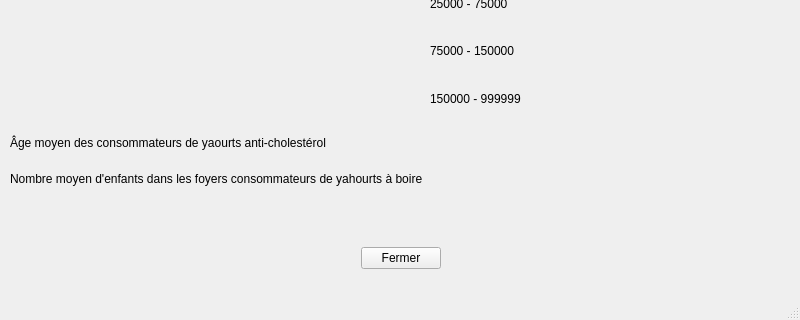
This is dialogstatistique.ui in Dragorane/sondihm as Qt 5 draws it before an edit; both pictures show x 0 to 800 and y 152 to 472 of the 800 by 472 pixel window. The edited form follows.
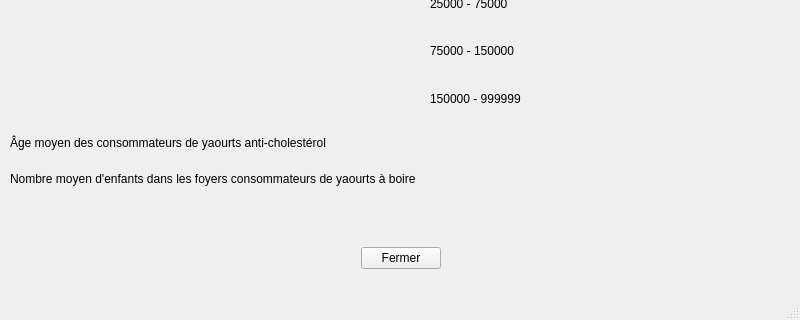
This is the edited form.

What changed in the file:
```diff
--- a/dialogstatistique.ui
+++ b/dialogstatistique.ui
@@ -311,7 +311,7 @@
      <item>
       <widget class="QLabel" name="label_8">
        <property name="text">
-        <string>Nombre moyen d'enfants dans les foyers consommateurs de yahourts à boire</string>
+        <string>Nombre moyen d'enfants dans les foyers consommateurs de yaourts à boire</string>
        </property>
       </widget>
      </item>
```
